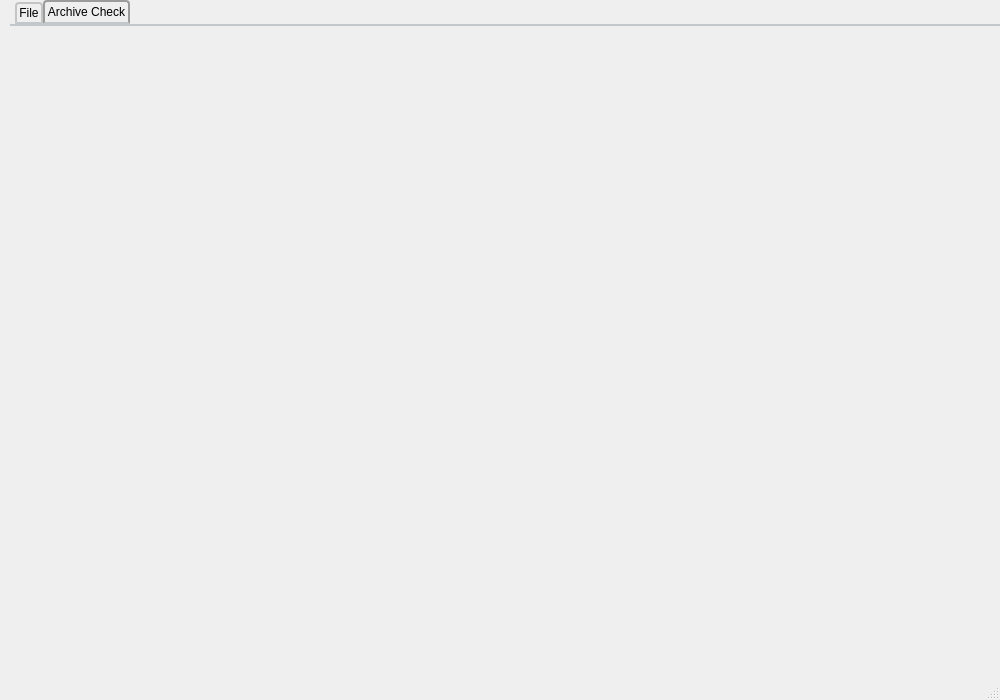
Above: WaExport/helpcenter.ui from qrcline/WAEX_File_Organizer before the change. Below: the same form after it.
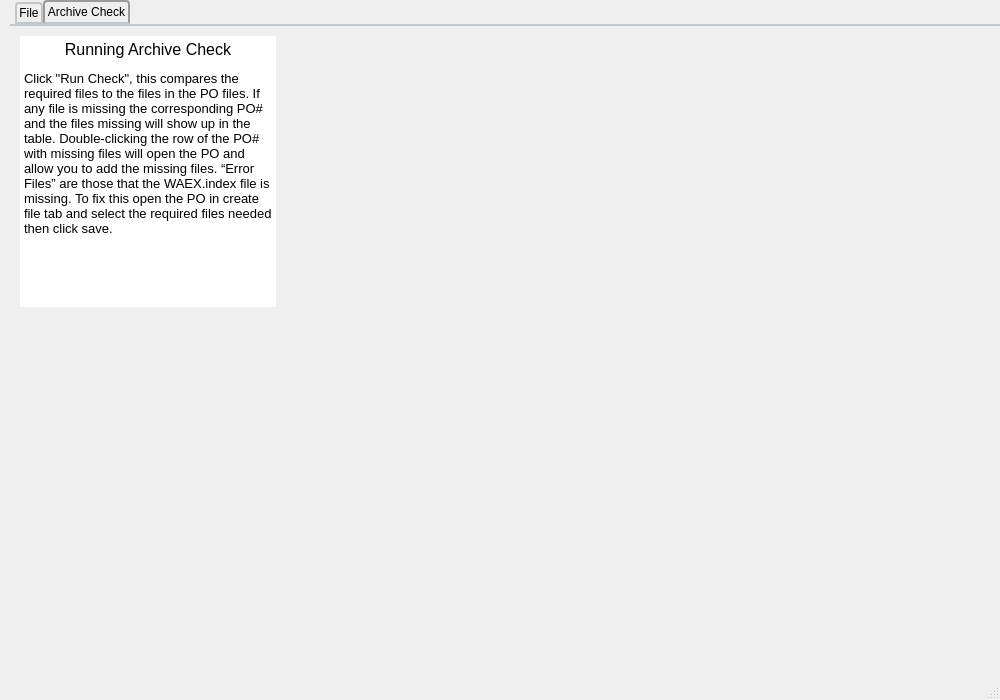
That is the form after the change. The open tabs and pages were chosen to show the change.

The edit to the form file:
```diff
--- a/WaExport/helpcenter.ui
+++ b/WaExport/helpcenter.ui
@@ -304,6 +304,38 @@
      <attribute name="title">
       <string>Archive Check</string>
      </attribute>
+     <widget class="QTextBrowser" name="textBrowser_6">
+      <property name="geometry">
+       <rect>
+        <x>10</x>
+        <y>10</y>
+        <width>256</width>
+        <height>271</height>
+       </rect>
+      </property>
+      <property name="font">
+       <font>
+        <pointsize>12</pointsize>
+       </font>
+      </property>
+      <property name="acceptDrops">
+       <bool>false</bool>
+      </property>
+      <property name="frameShape">
+       <enum>QFrame::NoFrame</enum>
+      </property>
+      <property name="frameShadow">
+       <enum>QFrame::Plain</enum>
+      </property>
+      <property name="html">
+       <string>&lt;!DOCTYPE HTML PUBLIC &quot;-//W3C//DTD HTML 4.0//EN&quot; &quot;http://www.w3.org/TR/REC-html40/strict.dtd&quot;&gt;
+&lt;html&gt;&lt;head&gt;&lt;meta name=&quot;qrichtext&quot; content=&quot;1&quot; /&gt;&lt;style type=&quot;text/css&quot;&gt;
+p, li { white-space: pre-wrap; }
+&lt;/style&gt;&lt;/head&gt;&lt;body style=&quot; font-family:'MS Shell Dlg 2'; font-size:12pt; font-weight:400; font-style:normal;&quot;&gt;
+&lt;p align=&quot;center&quot; style=&quot; margin-top:0px; margin-bottom:0px; margin-left:0px; margin-right:0px; -qt-block-indent:0; text-indent:0px;&quot;&gt;Running Archive Check&lt;/p&gt;
+&lt;p style=&quot; margin-top:12px; margin-bottom:12px; margin-left:0px; margin-right:0px; -qt-block-indent:0; text-indent:0px;&quot;&gt;&lt;span style=&quot; font-family:'MS Shell Dlg 2,sans-serif'; font-size:10pt;&quot;&gt;Click &amp;quot;Run Check&amp;quot;, this compares the required files to the files in the PO files. If any file is missing the corresponding PO# and the files missing will show up in the table. Double-clicking the row of the PO# with missing files will open the PO and allow you to add the missing files. “Error Files” are those that the WAEX.index file is missing. To fix this open the PO in create file tab and select the required files needed then click save. &lt;/span&gt;&lt;/p&gt;&lt;/body&gt;&lt;/html&gt;</string>
+      </property>
+     </widget>
     </widget>
    </widget>
   </widget>
```
Left out of the diff: 4 changed lines with no effect on the pictures.
